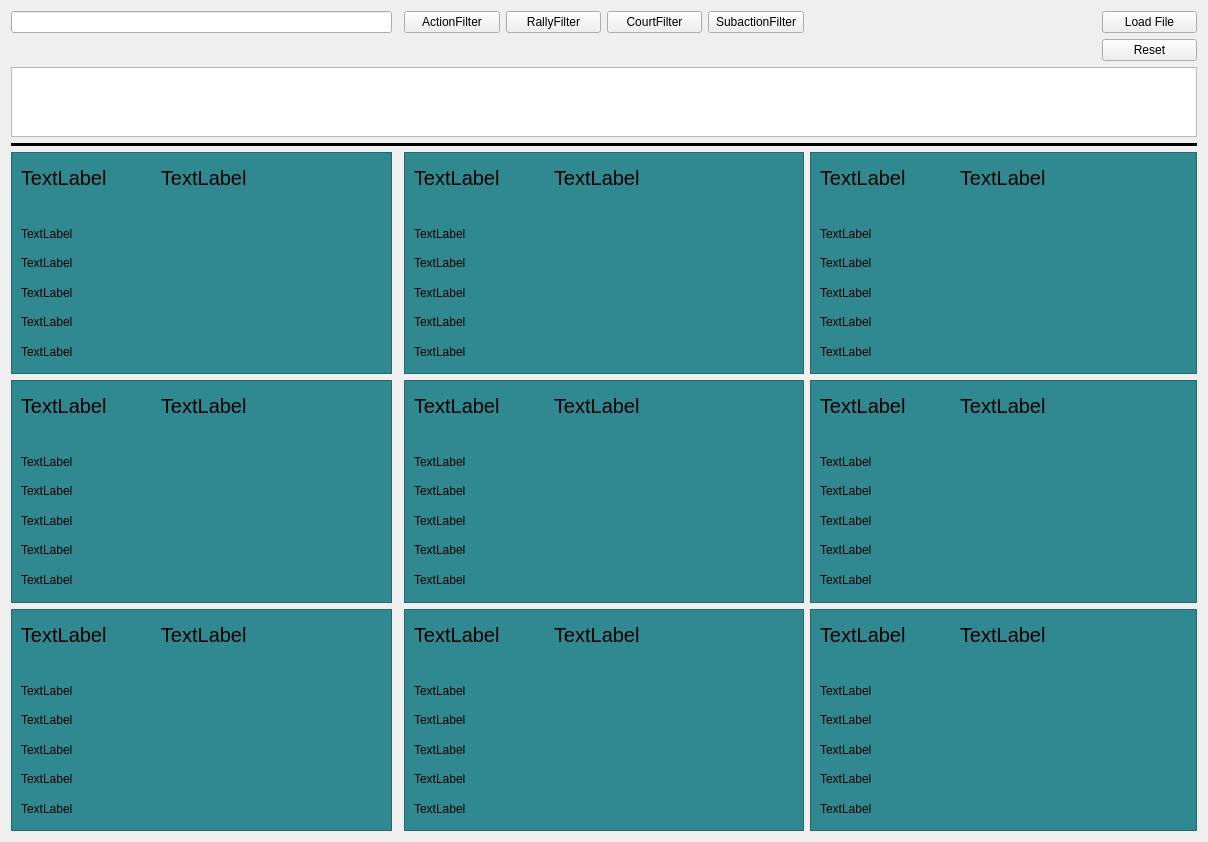
First picture: the form in datavolley2/uis/zoneanalysis.ui, repository twicki/datavolley2, before the edit.
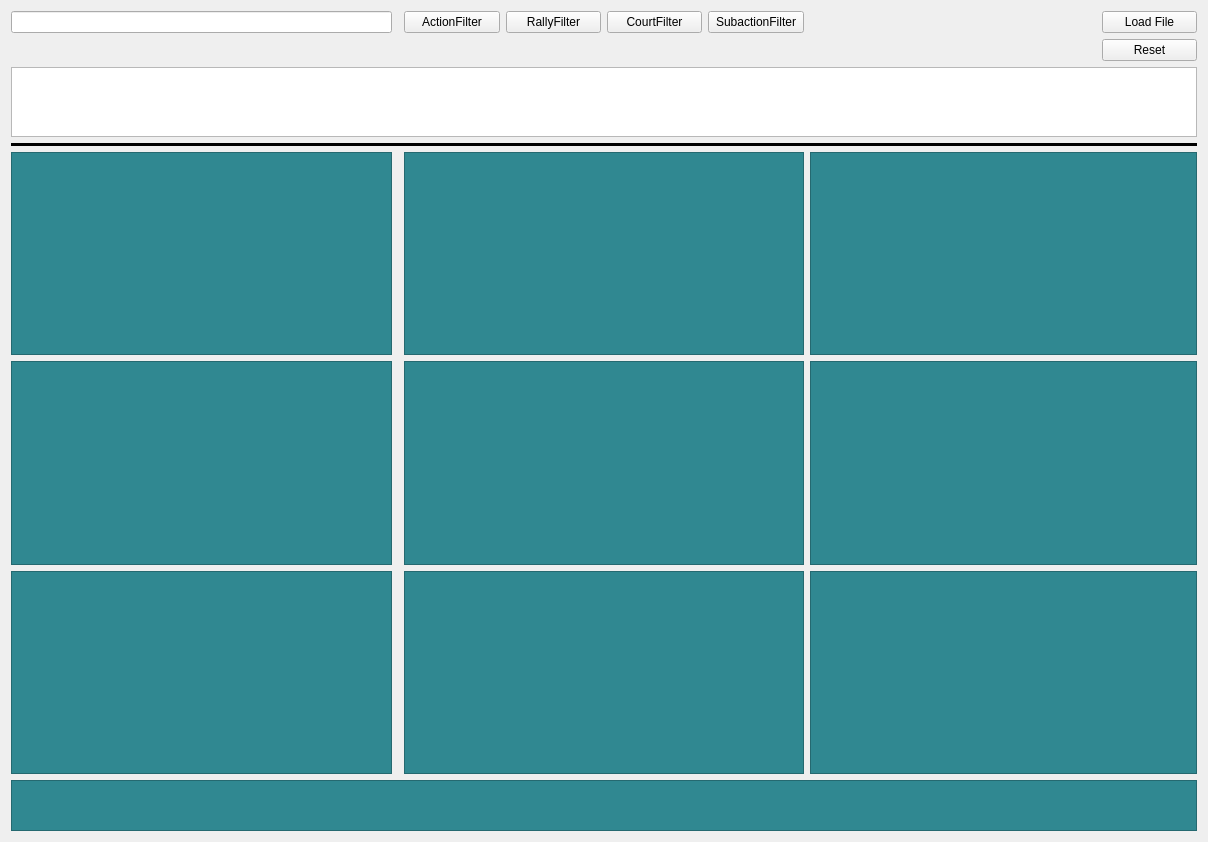
Second picture: the form after the edit.

Diff of the .ui file:
```diff
--- a/datavolley2/uis/zoneanalysis.ui
+++ b/datavolley2/uis/zoneanalysis.ui
@@ -13,9 +13,9 @@
   <property name="windowTitle">
    <string>Form</string>
   </property>
-  <layout class="QGridLayout" name="gridLayout" rowstretch="1,1,1,1,12,12,12" columnstretch="8,0,2,2,2,2,6,2">
-   <item row="4" column="6" colspan="2">
-    <widget class="QFrame" name="frame_2">
+  <layout class="QGridLayout" name="gridLayout" rowstretch="1,1,1,1,12,12,12,3" columnstretch="8,0,2,2,2,2,6,2">
+   <item row="6" column="2" colspan="4">
+    <widget class="QFrame" name="frame_6">
      <property name="styleSheet">
       <string notr="true">background-color: rgb(48, 136, 145);</string>
      </property>
@@ -25,7 +25,7 @@
      <property name="frameShadow">
       <enum>QFrame::Raised</enum>
      </property>
-     <widget class="QWidget" name="horizontalLayoutWidget_5">
+     <widget class="QWidget" name="horizontalLayoutWidget_3">
       <property name="geometry">
        <rect>
         <x>10</x>
@@ -34,21 +34,21 @@
         <height>31</height>
        </rect>
       </property>
-      <layout class="QHBoxLayout" name="header_2" stretch="5,1,5">
+      <layout class="QHBoxLayout" name="header_6" stretch="5,1,5">
        <item>
-        <widget class="QLabel" name="total_2">
+        <widget class="QLabel" name="total_6">
          <property name="font">
           <font>
            <pointsize>15</pointsize>
           </font>
          </property>
          <property name="text">
-          <string>TextLabel</string>
+          <string/>
          </property>
         </widget>
        </item>
        <item>
-        <spacer name="horizontalSpacer_5">
+        <spacer name="horizontalSpacer_3">
          <property name="orientation">
           <enum>Qt::Horizontal</enum>
          </property>
@@ -61,61 +61,61 @@
         </spacer>
        </item>
        <item>
-        <widget class="QLabel" name="total_perc_2">
+        <widget class="QLabel" name="total_perc_6">
          <property name="font">
           <font>
            <pointsize>15</pointsize>
           </font>
          </property>
          <property name="text">
-          <string>TextLabel</string>
+          <string/>
          </property>
         </widget>
        </item>
       </layout>
      </widget>
-     <widget class="QWidget" name="verticalLayoutWidget_5">
+     <widget class="QWidget" name="verticalLayoutWidget_3">
       <property name="geometry">
        <rect>
         <x>10</x>
-        <y>70</y>
+        <y>60</y>
         <width>251</width>
         <height>141</height>
        </rect>
       </property>
-      <layout class="QVBoxLayout" name="leads_2">
+      <layout class="QVBoxLayout" name="leads_6">
        <item>
-        <widget class="QLabel" name="lead_2">
+        <widget class="QLabel" name="lead_6">
          <property name="text">
-          <string>TextLabel</string>
+          <string/>
          </property>
         </widget>
        </item>
        <item>
-        <widget class="QLabel" name="second_2">
+        <widget class="QLabel" name="second_6">
          <property name="text">
-          <string>TextLabel</string>
+          <string/>
          </property>
         </widget>
        </item>
        <item>
-        <widget class="QLabel" name="third_2">
+        <widget class="QLabel" name="third_6">
          <property name="text">
-          <string>TextLabel</string>
+          <string/>
          </property>
         </widget>
        </item>
        <item>
-        <widget class="QLabel" name="fourth_2">
+        <widget class="QLabel" name="fourth_6">
          <property name="text">
-          <string>TextLabel</string>
+          <string/>
          </property>
         </widget>
        </item>
        <item>
-        <widget class="QLabel" name="fifth_2">
+        <widget class="QLabel" name="fifth_6">
          <property name="text">
-          <string>TextLabel</string>
+          <string/>
          </property>
         </widget>
        </item>
@@ -123,6 +123,13 @@
      </widget>
     </widget>
    </item>
+   <item row="0" column="2">
+    <widget class="QPushButton" name="action_filter_button">
+     <property name="text">
+      <string>ActionFilter</string>
+     </property>
+    </widget>
+   </item>
    <item row="6" column="6" colspan="2">
     <widget class="QFrame" name="frame_1">
      <property name="styleSheet">
@@ -152,7 +159,7 @@
           </font>
          </property>
          <property name="text">
-          <string>TextLabel</string>
+          <string/>
          </property>
         </widget>
        </item>
@@ -177,7 +184,7 @@
           </font>
          </property>
          <property name="text">
-          <string>TextLabel</string>
+          <string/>
          </property>
         </widget>
        </item>
@@ -187,7 +194,7 @@
       <property name="geometry">
        <rect>
         <x>10</x>
-        <y>70</y>
+        <y>60</y>
         <width>251</width>
         <height>141</height>
        </rect>
@@ -196,35 +203,35 @@
        <item>
         <widget class="QLabel" name="lead_1">
          <property name="text">
-          <string>TextLabel</string>
+          <string/>
          </property>
         </widget>
        </item>
        <item>
         <widget class="QLabel" name="second_1">
          <property name="text">
-          <string>TextLabel</string>
+          <string/>
          </property>
         </widget>
        </item>
        <item>
         <widget class="QLabel" name="third_1">
          <property name="text">
-          <string>TextLabel</string>
+          <string/>
          </property>
         </widget>
        </item>
        <item>
         <widget class="QLabel" name="fourth_1">
          <property name="text">
-          <string>TextLabel</string>
+          <string/>
          </property>
         </widget>
        </item>
        <item>
         <widget class="QLabel" name="fifth_1">
          <property name="text">
-          <string>TextLabel</string>
+          <string/>
          </property>
         </widget>
        </item>
@@ -232,16 +239,6 @@
      </widget>
     </widget>
    </item>
-   <item row="0" column="4">
-    <widget class="QPushButton" name="court_filter_button">
-     <property name="text">
-      <string>CourtFilter</string>
-     </property>
-    </widget>
-   </item>
-   <item row="0" column="0">
-    <widget class="QLineEdit" name="lineEdit"/>
-   </item>
    <item row="0" column="3">
     <widget class="QPushButton" name="rally_button">
      <property name="text">
@@ -249,120 +246,22 @@
      </property>
     </widget>
    </item>
-   <item row="2" column="0" colspan="8">
-    <widget class="QTableWidget" name="filter_table"/>
+   <item row="0" column="4">
+    <widget class="QPushButton" name="court_filter_button">
+     <property name="text">
+      <string>CourtFilter</string>
+     </property>
+    </widget>
    </item>
-   <item row="5" column="6" colspan="2">
-    <widget class="QFrame" name="frame_7">
-     <property name="styleSheet">
-      <string notr="true">background-color: rgb(48, 136, 145);</string>
+   <item row="1" column="7">
+    <widget class="QPushButton" name="reset_button">
+     <property name="text">
+      <string>Reset</string>
      </property>
-     <property name="frameShape">
-      <enum>QFrame::StyledPanel</enum>
-     </property>
-     <property name="frameShadow">
-      <enum>QFrame::Raised</enum>
-     </property>
-     <widget class="QWidget" name="horizontalLayoutWidget_7">
-      <property name="geometry">
-       <rect>
-        <x>10</x>
-        <y>10</y>
-        <width>251</width>
-        <height>31</height>
-       </rect>
-      </property>
-      <layout class="QHBoxLayout" name="header_7" stretch="5,1,5">
-       <item>
-        <widget class="QLabel" name="total_7">
-         <property name="font">
-          <font>
-           <pointsize>15</pointsize>
-          </font>
-         </property>
-         <property name="text">
-          <string>TextLabel</string>
-         </property>
-        </widget>
-       </item>
-       <item>
-        <spacer name="horizontalSpacer_7">
-         <property name="orientation">
-          <enum>Qt::Horizontal</enum>
-         </property>
-         <property name="sizeHint" stdset="0">
-          <size>
-           <width>40</width>
-           <height>20</height>
-          </size>
-         </property>
-        </spacer>
-       </item>
-       <item>
-        <widget class="QLabel" name="total_perc_7">
-         <property name="font">
-          <font>
-           <pointsize>15</pointsize>
-          </font>
-         </property>
-         <property name="text">
-          <string>TextLabel</string>
-         </property>
-        </widget>
-       </item>
-      </layout>
-     </widget>
-     <widget class="QWidget" name="verticalLayoutWidget_7">
-      <property name="geometry">
-       <rect>
-        <x>10</x>
-        <y>70</y>
-        <width>251</width>
-        <height>141</height>
-       </rect>
-      </property>
-      <layout class="QVBoxLayout" name="leads_7">
-       <item>
-        <widget class="QLabel" name="lead_7">
-         <property name="text">
-          <string>TextLabel</string>
-         </property>
-        </widget>
-       </item>
-       <item>
-        <widget class="QLabel" name="second_7">
-         <property name="text">
-          <string>TextLabel</string>
-         </property>
-        </widget>
-       </item>
-       <item>
-        <widget class="QLabel" name="third_7">
-         <property name="text">
-          <string>TextLabel</string>
-         </property>
-        </widget>
-       </item>
-       <item>
-        <widget class="QLabel" name="fourth_7">
-         <property name="text">
-          <string>TextLabel</string>
-         </property>
-        </widget>
-       </item>
-       <item>
-        <widget class="QLabel" name="fifth_7">
-         <property name="text">
-          <string>TextLabel</string>
-         </property>
-        </widget>
-       </item>
-      </layout>
-     </widget>
     </widget>
    </item>
-   <item row="6" column="2" colspan="4">
-    <widget class="QFrame" name="frame_6">
+   <item row="4" column="6" colspan="2">
+    <widget class="QFrame" name="frame_2">
      <property name="styleSheet">
       <string notr="true">background-color: rgb(48, 136, 145);</string>
      </property>
@@ -372,7 +271,7 @@
      <property name="frameShadow">
       <enum>QFrame::Raised</enum>
      </property>
-     <widget class="QWidget" name="horizontalLayoutWidget_3">
+     <widget class="QWidget" name="horizontalLayoutWidget_5">
       <property name="geometry">
        <rect>
         <x>10</x>
@@ -381,21 +280,21 @@
         <height>31</height>
        </rect>
       </property>
-      <layout class="QHBoxLayout" name="header_6" stretch="5,1,5">
+      <layout class="QHBoxLayout" name="header_2" stretch="5,1,5">
        <item>
-        <widget class="QLabel" name="total_6">
+        <widget class="QLabel" name="total_2">
          <property name="font">
           <font>
            <pointsize>15</pointsize>
           </font>
          </property>
          <property name="text">
-          <string>TextLabel</string>
+          <string/>
          </property>
         </widget>
        </item>
        <item>
-        <spacer name="horizontalSpacer_3">
+        <spacer name="horizontalSpacer_5">
          <property name="orientation">
           <enum>Qt::Horizontal</enum>
          </property>
@@ -408,170 +307,61 @@
         </spacer>
        </item>
        <item>
-        <widget class="QLabel" name="total_perc_6">
+        <widget class="QLabel" name="total_perc_2">
          <property name="font">
           <font>
            <pointsize>15</pointsize>
           </font>
          </property>
          <property name="text">
-          <string>TextLabel</string>
+          <string/>
          </property>
         </widget>
        </item>
       </layout>
      </widget>
-     <widget class="QWidget" name="verticalLayoutWidget_3">
+     <widget class="QWidget" name="verticalLayoutWidget_5">
       <property name="geometry">
        <rect>
         <x>10</x>
-        <y>70</y>
+        <y>60</y>
         <width>251</width>
         <height>141</height>
        </rect>
       </property>
-      <layout class="QVBoxLayout" name="leads_6">
+      <layout class="QVBoxLayout" name="leads_2">
        <item>
-        <widget class="QLabel" name="lead_6">
+        <widget class="QLabel" name="lead_2">
          <property name="text">
-          <string>TextLabel</string>
+          <string/>
          </property>
         </widget>
        </item>
        <item>
-        <widget class="QLabel" name="second_6">
+        <widget class="QLabel" name="second_2">
          <property name="text">
-          <string>TextLabel</string>
+          <string/>
          </property>
         </widget>
        </item>
        <item>
-        <widget class="QLabel" name="third_6">
+        <widget class="QLabel" name="third_2">
          <property name="text">
-          <string>TextLabel</string>
+          <string/>
          </property>
         </widget>
        </item>
        <item>
-        <widget class="QLabel" name="fourth_6">
+        <widget class="QLabel" name="fourth_2">
          <property name="text">
-          <string>TextLabel</string>
+          <string/>
          </property>
         </widget>
        </item>
        <item>
-        <widget class="QLabel" name="fifth_6">
+        <widget class="QLabel" name="fifth_2">
          <property name="text">
-          <string>TextLabel</string>
-         </property>
-        </widget>
-       </item>
-      </layout>
-     </widget>
-    </widget>
-   </item>
-   <item row="4" column="0">
-    <widget class="QFrame" name="frame_4">
-     <property name="styleSheet">
-      <string notr="true">background-color: rgb(48, 136, 145);</string>
-     </property>
-     <property name="frameShape">
-      <enum>QFrame::StyledPanel</enum>
-     </property>
-     <property name="frameShadow">
-      <enum>QFrame::Raised</enum>
-     </property>
-     <widget class="QWidget" name="verticalLayoutWidget">
-      <property name="geometry">
-       <rect>
-        <x>10</x>
-        <y>70</y>
-        <width>251</width>
-        <height>141</height>
-       </rect>
-      </property>
-      <layout class="QVBoxLayout" name="leads_4">
-       <item>
-        <widget class="QLabel" name="lead_4">
-         <property name="text">
-          <string>TextLabel</string>
-         </property>
-        </widget>
-       </item>
-       <item>
-        <widget class="QLabel" name="second_4">
-         <property name="text">
-          <string>TextLabel</string>
-         </property>
-        </widget>
-       </item>
-       <item>
-        <widget class="QLabel" name="third_4">
-         <property name="text">
-          <string>TextLabel</string>
-         </property>
-        </widget>
-       </item>
-       <item>
-        <widget class="QLabel" name="fourth_4">
-         <property name="text">
-          <string>TextLabel</string>
-         </property>
-        </widget>
-       </item>
-       <item>
-        <widget class="QLabel" name="fifth_4">
-         <property name="text">
-          <string>TextLabel</string>
-         </property>
-        </widget>
-       </item>
-      </layout>
-     </widget>
-     <widget class="QWidget" name="horizontalLayoutWidget">
-      <property name="geometry">
-       <rect>
-        <x>10</x>
-        <y>10</y>
-        <width>251</width>
-        <height>31</height>
-       </rect>
-      </property>
-      <layout class="QHBoxLayout" name="header_4" stretch="5,1,5">
-       <item>
-        <widget class="QLabel" name="total_4">
-         <property name="font">
-          <font>
-           <pointsize>15</pointsize>
-          </font>
-         </property>
-         <property name="text">
-          <string>TextLabel</string>
-         </property>
-        </widget>
-       </item>
-       <item>
-        <spacer name="horizontalSpacer">
-         <property name="orientation">
-          <enum>Qt::Horizontal</enum>
-         </property>
-         <property name="sizeHint" stdset="0">
-          <size>
-           <width>40</width>
-           <height>20</height>
-          </size>
-         </property>
-        </spacer>
-       </item>
-       <item>
-        <widget class="QLabel" name="total_perc_4">
-         <property name="font">
-          <font>
-           <pointsize>15</pointsize>
-          </font>
-         </property>
-         <property name="text">
-          <string>TextLabel</string>
+          <string/>
          </property>
         </widget>
        </item>
@@ -608,7 +398,7 @@
           </font>
          </property>
          <property name="text">
-          <string>TextLabel</string>
+          <string/>
          </property>
         </widget>
        </item>
@@ -633,7 +423,7 @@
           </font>
          </property>
          <property name="text">
-          <string>TextLabel</string>
+          <string/>
          </property>
         </widget>
        </item>
@@ -643,7 +433,7 @@
       <property name="geometry">
        <rect>
         <x>10</x>
-        <y>70</y>
+        <y>60</y>
         <width>251</width>
         <height>141</height>
        </rect>
@@ -652,35 +442,35 @@
        <item>
         <widget class="QLabel" name="lead_8">
          <property name="text">
-          <string>TextLabel</string>
+          <string/>
          </property>
         </widget>
        </item>
        <item>
         <widget class="QLabel" name="second_8">
          <property name="text">
-          <string>TextLabel</string>
+          <string/>
          </property>
         </widget>
        </item>
        <item>
         <widget class="QLabel" name="third_8">
          <property name="text">
-          <string>TextLabel</string>
+          <string/>
          </property>
         </widget>
        </item>
        <item>
         <widget class="QLabel" name="fourth_8">
          <property name="text">
-          <string>TextLabel</string>
+          <string/>
          </property>
         </widget>
        </item>
        <item>
         <widget class="QLabel" name="fifth_8">
          <property name="text">
-          <string>TextLabel</string>
+          <string/>
          </property>
         </widget>
        </item>
@@ -688,13 +478,6 @@
      </widget>
     </widget>
    </item>
-   <item row="0" column="2">
-    <widget class="QPushButton" name="action_filter_button">
-     <property name="text">
-      <string>ActionFilter</string>
-     </property>
-    </widget>
-   </item>
    <item row="3" column="0" colspan="8">
     <widget class="Line" name="line">
      <property name="frameShadow">
@@ -711,8 +494,8 @@
      </property>
     </widget>
    </item>
-   <item row="5" column="0">
-    <widget class="QFrame" name="frame_9">
+   <item row="5" column="6" colspan="2">
+    <widget class="QFrame" name="frame_7">
      <property name="styleSheet">
       <string notr="true">background-color: rgb(48, 136, 145);</string>
      </property>
@@ -722,7 +505,7 @@
      <property name="frameShadow">
       <enum>QFrame::Raised</enum>
      </property>
-     <widget class="QWidget" name="horizontalLayoutWidget_9">
+     <widget class="QWidget" name="horizontalLayoutWidget_7">
       <property name="geometry">
        <rect>
         <x>10</x>
@@ -731,21 +514,21 @@
         <height>31</height>
        </rect>
       </property>
-      <layout class="QHBoxLayout" name="header_9" stretch="5,1,5">
+      <layout class="QHBoxLayout" name="header_7" stretch="5,1,5">
        <item>
-        <widget class="QLabel" name="total_9">
+        <widget class="QLabel" name="total_7">
          <property name="font">
           <font>
            <pointsize>15</pointsize>
           </font>
          </property>
          <property name="text">
-          <string>TextLabel</string>
+          <string/>
          </property>
         </widget>
        </item>
        <item>
-        <spacer name="horizontalSpacer_9">
+        <spacer name="horizontalSpacer_7">
          <property name="orientation">
           <enum>Qt::Horizontal</enum>
          </property>
@@ -758,61 +541,61 @@
         </spacer>
        </item>
        <item>
-        <widget class="QLabel" name="total_perc_9">
+        <widget class="QLabel" name="total_perc_7">
          <property name="font">
           <font>
            <pointsize>15</pointsize>
           </font>
          </property>
          <property name="text">
-          <string>TextLabel</string>
+          <string/>
          </property>
         </widget>
        </item>
       </layout>
      </widget>
-     <widget class="QWidget" name="verticalLayoutWidget_9">
+     <widget class="QWidget" name="verticalLayoutWidget_7">
       <property name="geometry">
        <rect>
         <x>10</x>
-        <y>70</y>
+        <y>60</y>
         <width>251</width>
         <height>141</height>
        </rect>
       </property>
-      <layout class="QVBoxLayout" name="leads_9">
+      <layout class="QVBoxLayout" name="leads_7">
        <item>
-        <widget class="QLabel" name="lead_9">
+        <widget class="QLabel" name="lead_7">
          <property name="text">
-          <string>TextLabel</string>
+          <string/>
          </property>
         </widget>
        </item>
        <item>
-        <widget class="QLabel" name="second_9">
+        <widget class="QLabel" name="second_7">
          <property name="text">
-          <string>TextLabel</string>
+          <string/>
          </property>
         </widget>
        </item>
        <item>
-        <widget class="QLabel" name="third_9">
+        <widget class="QLabel" name="third_7">
          <property name="text">
-          <string>TextLabel</string>
+          <string/>
          </property>
         </widget>
        </item>
        <item>
-        <widget class="QLabel" name="fourth_9">
+        <widget class="QLabel" name="fourth_7">
          <property name="text">
-          <string>TextLabel</string>
+          <string/>
          </property>
         </widget>
        </item>
        <item>
-        <widget class="QLabel" name="fifth_9">
+        <widget class="QLabel" name="fifth_7">
          <property name="text">
-          <string>TextLabel</string>
+          <string/>
          </property>
         </widget>
        </item>
@@ -820,6 +603,13 @@
      </widget>
     </widget>
    </item>
+   <item row="0" column="5">
+    <widget class="QPushButton" name="subaction_filter_button">
+     <property name="text">
+      <string>SubactionFilter</string>
+     </property>
+    </widget>
+   </item>
    <item row="4" column="2" colspan="4">
     <widget class="QFrame" name="frame_3">
      <property name="styleSheet">
@@ -849,7 +639,7 @@
           </font>
          </property>
          <property name="text">
-          <string>TextLabel</string>
+          <string/>
          </property>
         </widget>
        </item>
@@ -874,7 +664,7 @@
           </font>
          </property>
          <property name="text">
-          <string>TextLabel</string>
+          <string/>
          </property>
         </widget>
        </item>
@@ -884,7 +674,7 @@
       <property name="geometry">
        <rect>
         <x>10</x>
-        <y>70</y>
+        <y>60</y>
         <width>251</width>
         <height>141</height>
        </rect>
@@ -893,35 +683,35 @@
        <item>
         <widget class="QLabel" name="lead_3">
          <property name="text">
-          <string>TextLabel</string>
+          <string/>
          </property>
         </widget>
        </item>
        <item>
         <widget class="QLabel" name="second_3">
          <property name="text">
-          <string>TextLabel</string>
+          <string/>
          </property>
         </widget>
        </item>
        <item>
         <widget class="QLabel" name="third_3">
          <property name="text">
-          <string>TextLabel</string>
+          <string/>
          </property>
         </widget>
        </item>
        <item>
         <widget class="QLabel" name="fourth_3">
          <property name="text">
-          <string>TextLabel</string>
+          <string/>
          </property>
         </widget>
        </item>
        <item>
         <widget class="QLabel" name="fifth_3">
          <property name="text">
-          <string>TextLabel</string>
+          <string/>
          </property>
         </widget>
        </item>
@@ -929,13 +719,125 @@
      </widget>
     </widget>
    </item>
-   <item row="0" column="5">
-    <widget class="QPushButton" name="subaction_filter_button">
+   <item row="0" column="7">
+    <widget class="QPushButton" name="load_button">
      <property name="text">
-      <string>SubactionFilter</string>
+      <string>Load File</string>
      </property>
     </widget>
    </item>
+   <item row="4" column="0">
+    <widget class="QFrame" name="frame_4">
+     <property name="styleSheet">
+      <string notr="true">background-color: rgb(48, 136, 145);</string>
+     </property>
+     <property name="frameShape">
+      <enum>QFrame::StyledPanel</enum>
+     </property>
+     <property name="frameShadow">
+      <enum>QFrame::Raised</enum>
+     </property>
+     <widget class="QWidget" name="verticalLayoutWidget">
+      <property name="geometry">
+       <rect>
+        <x>10</x>
+        <y>60</y>
+        <width>251</width>
+        <height>141</height>
+       </rect>
+      </property>
+      <layout class="QVBoxLayout" name="leads_4">
+       <item>
+        <widget class="QLabel" name="lead_4">
+         <property name="text">
+          <string/>
+         </property>
+        </widget>
+       </item>
+       <item>
+        <widget class="QLabel" name="second_4">
+         <property name="text">
+          <string/>
+         </property>
+        </widget>
+       </item>
+       <item>
+        <widget class="QLabel" name="third_4">
+         <property name="text">
+          <string/>
+         </property>
+        </widget>
+       </item>
+       <item>
+        <widget class="QLabel" name="fourth_4">
+         <property name="text">
+          <string/>
+         </property>
+        </widget>
+       </item>
+       <item>
+        <widget class="QLabel" name="fifth_4">
+         <property name="text">
+          <string/>
+         </property>
+        </widget>
+       </item>
+      </layout>
+     </widget>
+     <widget class="QWidget" name="horizontalLayoutWidget">
+      <property name="geometry">
+       <rect>
+        <x>10</x>
+        <y>10</y>
+        <width>251</width>
+        <height>31</height>
+       </rect>
+      </property>
+      <layout class="QHBoxLayout" name="header_4" stretch="5,1,5">
+       <item>
+        <widget class="QLabel" name="total_4">
+         <property name="font">
+          <font>
+           <pointsize>15</pointsize>
+          </font>
+         </property>
+         <property name="text">
+          <string/>
+         </property>
+        </widget>
+       </item>
+       <item>
+        <spacer name="horizontalSpacer">
+         <property name="orientation">
+          <enum>Qt::Horizontal</enum>
+         </property>
+         <property name="sizeHint" stdset="0">
+          <size>
+           <width>40</width>
+           <height>20</height>
+          </size>
+         </property>
+        </spacer>
+       </item>
+       <item>
+        <widget class="QLabel" name="total_perc_4">
+         <property name="font">
+          <font>
+           <pointsize>15</pointsize>
+          </font>
+         </property>
+         <property name="text">
+          <string/>
+         </property>
+        </widget>
+       </item>
+      </layout>
+     </widget>
+    </widget>
+   </item>
+   <item row="0" column="0">
+    <widget class="QLineEdit" name="lineEdit"/>
+   </item>
    <item row="6" column="0">
     <widget class="QFrame" name="frame_5">
      <property name="styleSheet">
@@ -965,7 +867,7 @@
           </font>
          </property>
          <property name="text">
-          <string>TextLabel</string>
+          <string/>
          </property>
         </widget>
        </item>
@@ -990,7 +892,7 @@
           </font>
          </property>
          <property name="text">
-          <string>TextLabel</string>
+          <string/>
          </property>
         </widget>
        </item>
@@ -1000,7 +902,7 @@
       <property name="geometry">
        <rect>
         <x>10</x>
-        <y>70</y>
+        <y>60</y>
         <width>251</width>
         <height>141</height>
        </rect>
@@ -1009,35 +911,35 @@
        <item>
         <widget class="QLabel" name="lead_5">
          <property name="text">
-          <string>TextLabel</string>
+          <string/>
          </property>
         </widget>
        </item>
        <item>
         <widget class="QLabel" name="second_5">
          <property name="text">
-          <string>TextLabel</string>
+          <string/>
          </property>
         </widget>
        </item>
        <item>
         <widget class="QLabel" name="third_5">
          <property name="text">
-          <string>TextLabel</string>
+          <string/>
          </property>
         </widget>
        </item>
        <item>
         <widget class="QLabel" name="fourth_5">
          <property name="text">
-          <string>TextLabel</string>
+          <string/>
          </property>
         </widget>
        </item>
        <item>
         <widget class="QLabel" name="fifth_5">
          <property name="text">
-          <string>TextLabel</string>
+          <string/>
          </property>
         </widget>
        </item>
@@ -1045,18 +947,225 @@
      </widget>
     </widget>
    </item>
-   <item row="0" column="7">
-    <widget class="QPushButton" name="load_button">
-     <property name="text">
-      <string>Load File</string>
+   <item row="2" column="0" colspan="8">
+    <widget class="QTableWidget" name="filter_table"/>
+   </item>
+   <item row="5" column="0">
+    <widget class="QFrame" name="frame_9">
+     <property name="styleSheet">
+      <string notr="true">background-color: rgb(48, 136, 145);</string>
      </property>
+     <property name="frameShape">
+      <enum>QFrame::StyledPanel</enum>
+     </property>
+     <property name="frameShadow">
+      <enum>QFrame::Raised</enum>
+     </property>
+     <widget class="QWidget" name="horizontalLayoutWidget_9">
+      <property name="geometry">
+       <rect>
+        <x>10</x>
+        <y>10</y>
+        <width>251</width>
+        <height>31</height>
+       </rect>
+      </property>
+      <layout class="QHBoxLayout" name="header_9" stretch="5,1,5">
+       <item>
+        <widget class="QLabel" name="total_9">
+         <property name="font">
+          <font>
+           <pointsize>15</pointsize>
+          </font>
+         </property>
+         <property name="text">
+          <string/>
+         </property>
+        </widget>
+       </item>
+       <item>
+        <spacer name="horizontalSpacer_9">
+         <property name="orientation">
+          <enum>Qt::Horizontal</enum>
+         </property>
+         <property name="sizeHint" stdset="0">
+          <size>
+           <width>40</width>
+           <height>20</height>
+          </size>
+         </property>
+        </spacer>
+       </item>
+       <item>
+        <widget class="QLabel" name="total_perc_9">
+         <property name="font">
+          <font>
+           <pointsize>15</pointsize>
+          </font>
+         </property>
+         <property name="text">
+          <string/>
+         </property>
+        </widget>
+       </item>
+      </layout>
+     </widget>
+     <widget class="QWidget" name="verticalLayoutWidget_9">
+      <property name="geometry">
+       <rect>
+        <x>10</x>
+        <y>60</y>
+        <width>251</width>
+        <height>141</height>
+       </rect>
+      </property>
+      <layout class="QVBoxLayout" name="leads_9">
+       <item>
+        <widget class="QLabel" name="lead_9">
+         <property name="text">
+          <string/>
+         </property>
+        </widget>
+       </item>
+       <item>
+        <widget class="QLabel" name="second_9">
+         <property name="text">
+          <string/>
+         </property>
+        </widget>
+       </item>
+       <item>
+        <widget class="QLabel" name="third_9">
+         <property name="text">
+          <string/>
+         </property>
+        </widget>
+       </item>
+       <item>
+        <widget class="QLabel" name="fourth_9">
+         <property name="text">
+          <string/>
+         </property>
+        </widget>
+       </item>
+       <item>
+        <widget class="QLabel" name="fifth_9">
+         <property name="text">
+          <string/>
+         </property>
+        </widget>
+       </item>
+      </layout>
+     </widget>
     </widget>
    </item>
-   <item row="1" column="7">
-    <widget class="QPushButton" name="reset_button">
-     <property name="text">
-      <string>Reset</string>
+   <item row="7" column="0" colspan="8">
+    <widget class="QFrame" name="frame">
+     <property name="styleSheet">
+      <string notr="true">background-color: rgb(48, 136, 145);</string>
      </property>
+     <property name="frameShape">
+      <enum>QFrame::StyledPanel</enum>
+     </property>
+     <property name="frameShadow">
+      <enum>QFrame::Raised</enum>
+     </property>
+     <widget class="QWidget" name="horizontalLayoutWidget_10">
+      <property name="geometry">
+       <rect>
+        <x>20</x>
+        <y>10</y>
+        <width>251</width>
+        <height>31</height>
+       </rect>
+      </property>
+      <layout class="QHBoxLayout" name="header_10" stretch="5,1,5">
+       <item>
+        <widget class="QLabel" name="total_10">
+         <property name="font">
+          <font>
+           <pointsize>15</pointsize>
+          </font>
+         </property>
+         <property name="text">
+          <string/>
+         </property>
+        </widget>
+       </item>
+       <item>
+        <spacer name="horizontalSpacer_10">
+         <property name="orientation">
+          <enum>Qt::Horizontal</enum>
+         </property>
+         <property name="sizeHint" stdset="0">
+          <size>
+           <width>40</width>
+           <height>20</height>
+          </size>
+         </property>
+        </spacer>
+       </item>
+       <item>
+        <widget class="QLabel" name="total_perc_10">
+         <property name="font">
+          <font>
+           <pointsize>15</pointsize>
+          </font>
+         </property>
+         <property name="text">
+          <string/>
+         </property>
+        </widget>
+       </item>
+      </layout>
+     </widget>
+     <widget class="QWidget" name="horizontalLayoutWidget_11">
+      <property name="geometry">
+       <rect>
+        <x>290</x>
+        <y>10</y>
+        <width>831</width>
+        <height>31</height>
+       </rect>
+      </property>
+      <layout class="QHBoxLayout" name="horizontalLayout">
+       <item>
+        <widget class="QLabel" name="lead_10">
+         <property name="text">
+          <string/>
+         </property>
+        </widget>
+       </item>
+       <item>
+        <widget class="QLabel" name="second_10">
+         <property name="text">
+          <string/>
+         </property>
+        </widget>
+       </item>
+       <item>
+        <widget class="QLabel" name="third_10">
+         <property name="text">
+          <string/>
+         </property>
+        </widget>
+       </item>
+       <item>
+        <widget class="QLabel" name="fourth_10">
+         <property name="text">
+          <string/>
+         </property>
+        </widget>
+       </item>
+       <item>
+        <widget class="QLabel" name="fifth_10">
+         <property name="text">
+          <string/>
+         </property>
+        </widget>
+       </item>
+      </layout>
+     </widget>
     </widget>
    </item>
   </layout>
```
